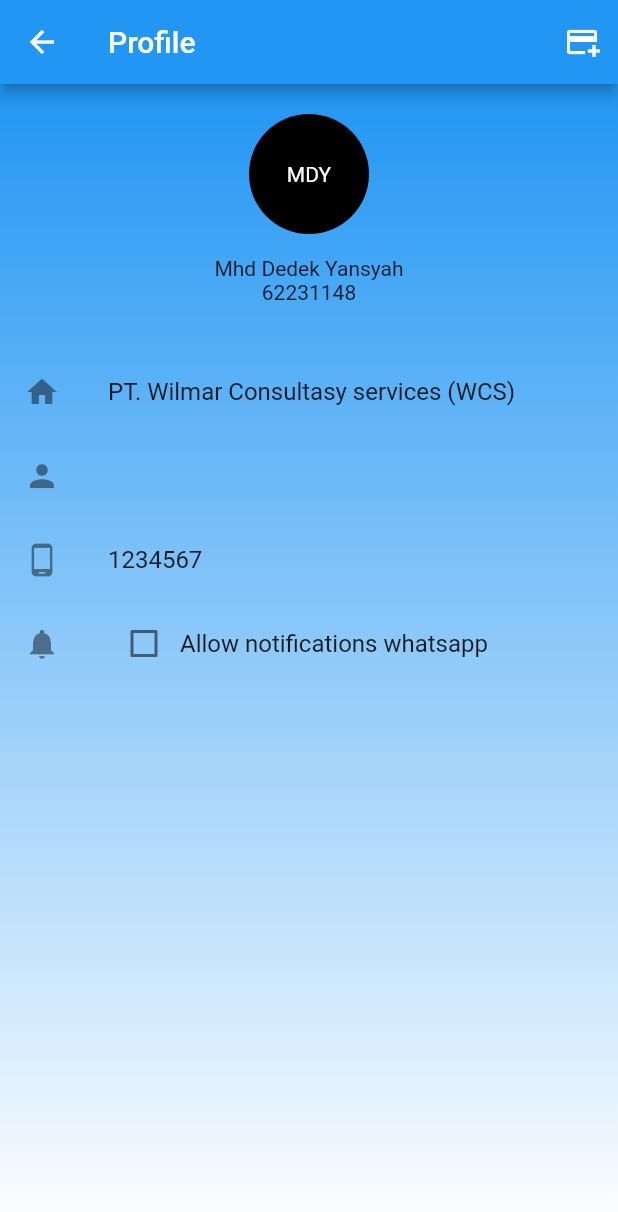
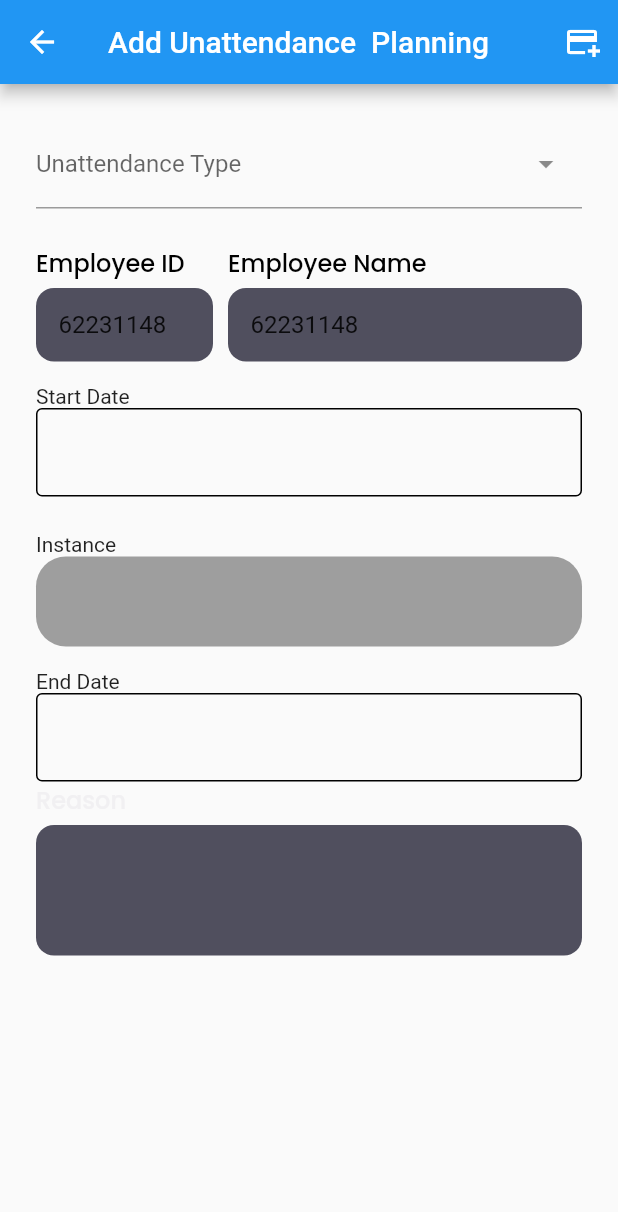
Before and after one commit to mhddedekyansyah/rope-access-mobile, a Flutter app: the screen it shows after launch, on a phone screen of 412 x 824 dp. Shown: the top 1212 px of the screen. Run offline on Flutter 3.47's test engine with Material 2 defaults, Android fonts, the phone set to English and light mode, and no system bars; drawn by our look-alikes of dropdown_search; our stand-ins replace another_flushbar, badges, bloc, bloc_concurrency, cached_network_image, carousel_slider and 8 more.

Commit message:
add unattendance planning.dart

```diff
--- a/lib/main.dart
+++ b/lib/main.dart
@@ -10,7 +10,7 @@ import 'package:rope_access/blocs/jasa/jasa_bloc.dart';
 import 'package:rope_access/blocs/page/page_bloc.dart';
 import 'package:rope_access/blocs/product/product_bloc.dart';
 import 'package:rope_access/blocs/transaction/transaction_bloc.dart';
-import 'package:rope_access/pages/profile1.dart';
+import 'package:rope_access/pages/add_unttandance_planning.dart';
 import 'package:rope_access/repositories/auth/auth_repository.dart';
 import 'package:rope_access/repositories/cart/cart_repository.dart';
 import 'package:rope_access/repositories/jasa/jasa_repository.dart';
@@ -81,7 +81,7 @@ class _MyAppState extends State<MyApp> {
           ],
           child: const MaterialApp(
             debugShowCheckedModeBanner: false,
-            home: Profile1(),
+            home: UntandancePlanning(),
           ),
           // child: MaterialApp.router(
           //   theme: widget.appTheme.dark,
--- /dev/null
+++ b/lib/pages/add_unttandance_planning.dart
@@ -0,0 +1,249 @@
+import 'package:dropdown_search/dropdown_search.dart';
+import 'package:flutter/material.dart';
+import 'package:intl/intl.dart';
+import 'package:rope_access/widgets/custom_textformfield.dart';
+import 'package:rope_access/widgets/custom_textformfield_address.dart';
+
+class UntandancePlanning extends StatefulWidget {
+  const UntandancePlanning({super.key});
+
+  @override
+  State<UntandancePlanning> createState() => _UntandancePlanningState();
+}
+
+class _UntandancePlanningState extends State<UntandancePlanning> {
+  final TextEditingController _employeeID =
+      TextEditingController(text: '62231148');
+  final TextEditingController _employeeName =
+      TextEditingController(text: 'Mhd Dedek Yansyah');
+  final TextEditingController _reason = TextEditingController(text: '');
+  final TextEditingController _startDate = TextEditingController(text: '');
+  final TextEditingController _endDate = TextEditingController(text: '');
+
+  String? type;
+  int days = 0;
+  final List<String> _list = [
+    "Bencana Alam",
+    "Home Trip",
+    "Izin Dinas",
+    "Izin Khusus",
+    "Sakit",
+    "Umroh"
+  ];
+  @override
+  Widget build(BuildContext context) {
+    return Scaffold(
+      appBar: AppBar(
+        title: const Text('Add Unattendance  Planning'),
+        leading: IconButton(
+          onPressed: () {},
+          icon: const Icon(Icons.arrow_back),
+        ),
+        actions: [
+          IconButton(
+            onPressed: () {},
+            icon: const Icon(Icons.add_card),
+          )
+        ],
+      ),
+      body: Container(
+        padding: const EdgeInsets.all(24),
+        height: MediaQuery.of(context).size.height,
+        width: MediaQuery.of(context).size.width,
+        child: SingleChildScrollView(
+          child: Column(
+            crossAxisAlignment: CrossAxisAlignment.start,
+            children: [
+              DropdownSearch<String>(
+                popupProps: const PopupProps.menu(
+                  showSelectedItems: true,
+                ),
+                items: _list,
+                dropdownDecoratorProps: const DropDownDecoratorProps(
+                  dropdownSearchDecoration: InputDecoration(
+                    labelText: "Unattendance Type",
+                    hintText: "choose unattendance type",
+                  ),
+                ),
+                onChanged: (value) {
+                  setState(() {
+                    type = value;
+                  });
+                },
+              ),
+              const SizedBox(
+                height: 24,
+              ),
+              Row(
+                children: [
+                  Expanded(
+                    flex: 1,
+                    child: CustomFormField(
+                        label: 'Employee ID',
+                        controller: _employeeID,
+                        title: 'Employee ID'),
+                  ),
+                  const SizedBox(
+                    width: 10,
+                  ),
+                  Expanded(
+                    flex: 2,
+                    child: CustomFormField(
+                        label: 'Employee Name',
+                        controller: _employeeID,
+                        title: 'Employee Name'),
+                  ),
+                ],
+              ),
+              const SizedBox(
+                height: 15,
+              ),
+              const Text('Start Date'),
+              TextFormField(
+                controller: _startDate, //editing controller of this TextField
+                readOnly:
+                    true, //set it true, so that user will not able to edit text.
+                decoration:
+                    const InputDecoration(enabledBorder: OutlineInputBorder()),
+                onTap: () async {
+                  DateTime? pickedDate = await showDatePicker(
+                      context: context,
+                      initialDate: DateTime.now(),
+                      firstDate: DateTime(
+                          2000), //DateTime.now() - not to allow to choose before today.
+                      lastDate: DateTime(2101));
+
+                  if (pickedDate != null) {
+                    print(
+                        pickedDate); //pickedDate output format => 2021-03-10 00:00:00.000
+                    String formattedDate =
+                        DateFormat('yyyy-MM-dd').format(pickedDate);
+                    print(
+                        formattedDate); //formatted date output using intl package =>  2021-03-16
+                    //you can implement different kind of Date Format here according to your requirement
+
+                    setState(() {
+                      _startDate.text =
+                          formattedDate; //set output date to TextField value.
+                    });
+                  } else {
+                    print("Date is not selected");
+                  }
+                },
+              ),
+              const SizedBox(
+                height: 24,
+              ),
+              const Text('Instance'),
+              GestureDetector(
+                onTap: () {
+                  showDialog(
+                      context: context,
+                      builder: (context) {
+                        return AlertDialog(
+                          title: const Text(
+                            'Set Dinstance',
+                            textAlign: TextAlign.center,
+                          ),
+                          content: Row(
+                            mainAxisAlignment: MainAxisAlignment.center,
+                            children: [
+                              Container(
+                                height: 50,
+                                width: 50,
+                                alignment: Alignment.center,
+                                decoration: BoxDecoration(
+                                  color: Colors.green,
+                                  borderRadius: BorderRadius.circular(15),
+                                ),
+                                child: const Icon(Icons.remove),
+                              ),
+                              const SizedBox(
+                                width: 10,
+                              ),
+                              Container(
+                                height: 50,
+                                width: 50,
+                                alignment: Alignment.center,
+                                decoration: BoxDecoration(
+                                  color: Colors.grey,
+                                  borderRadius: BorderRadius.circular(15),
+                                ),
+                                child: Text(days.toString()),
+                              ),
+                              const SizedBox(
+                                width: 10,
+                              ),
+                              Container(
+                                height: 50,
+                                width: 50,
+                                alignment: Alignment.center,
+                                decoration: BoxDecoration(
+                                  color: Colors.green,
+                                  borderRadius: BorderRadius.circular(15),
+                                ),
+                                child: const Icon(Icons.add),
+                              ),
+                            ],
+                          ),
+                        );
+                      });
+                },
+                child: Container(
+                  width: MediaQuery.of(context).size.width,
+                  height: 60,
+                  decoration: BoxDecoration(
+                      borderRadius: BorderRadius.circular(20),
+                      color: Colors.grey),
+                ),
+              ),
+              const SizedBox(
+                height: 15,
+              ),
+              const Text('End Date'),
+              TextFormField(
+                controller: _startDate, //editing controller of this TextField
+                readOnly:
+                    true, //set it true, so that user will not able to edit text.
+                decoration:
+                    const InputDecoration(enabledBorder: OutlineInputBorder()),
+                onTap: () async {
+                  DateTime? pickedDate = await showDatePicker(
+                      context: context,
+                      initialDate: DateTime.now(),
+                      firstDate: DateTime(
+                          2000), //DateTime.now() - not to allow to choose before today.
+                      lastDate: DateTime(2101));
+
+                  if (pickedDate != null) {
+                    print(
+                        pickedDate); //pickedDate output format => 2021-03-10 00:00:00.000
+                    String formattedDate =
+                        DateFormat('yyyy-MM-dd').format(pickedDate);
+                    print(
+                        formattedDate); //formatted date output using intl package =>  2021-03-16
+                    //you can implement different kind of Date Format here according to your requirement
+
+                    setState(() {
+                      _endDate.text =
+                          formattedDate; //set output date to TextField value.
+                    });
+                  } else {
+                    print("Date is not selected");
+                  }
+                },
+              ),
+              CustomFormAddressField(
+                  label: 'Reason',
+                  controller: _reason,
+                  assetIcon: '',
+                  hintText: '',
+                  maxLines: 3,
+                  title: 'Reason')
+            ],
+          ),
+        ),
+      ),
+    );
+  }
+}
--- a/lib/widgets/custom_textformfield.dart
+++ b/lib/widgets/custom_textformfield.dart
@@ -7,8 +7,8 @@ class CustomFormField extends StatelessWidget {
     Key? key,
     required this.label,
     required this.controller,
-    required this.assetIcon,
-    required this.hintText,
+    this.assetIcon,
+    this.hintText,
     required this.title,
     this.obscureText = false,
     this.textInputType = TextInputType.text,
@@ -19,8 +19,8 @@ class CustomFormField extends StatelessWidget {
   final String title;
   final bool obscureText;
   final TextEditingController controller;
-  final String assetIcon;
-  final String hintText;
+  final String? assetIcon;
+  final String? hintText;
   final TextInputType? textInputType;
   final TextInputAction? textInputAction;
 
--- a/pubspec.yaml
+++ b/pubspec.yaml
@@ -51,6 +51,7 @@ dependencies:
   cached_network_image: ^3.2.3
   shimmer: ^2.0.0
   bloc_concurrency: ^0.2.1
+  dropdown_search: ^5.0.6
 
 dev_dependencies:
   flutter_test:
```
Also changed, not shown: pubspec.lock.
